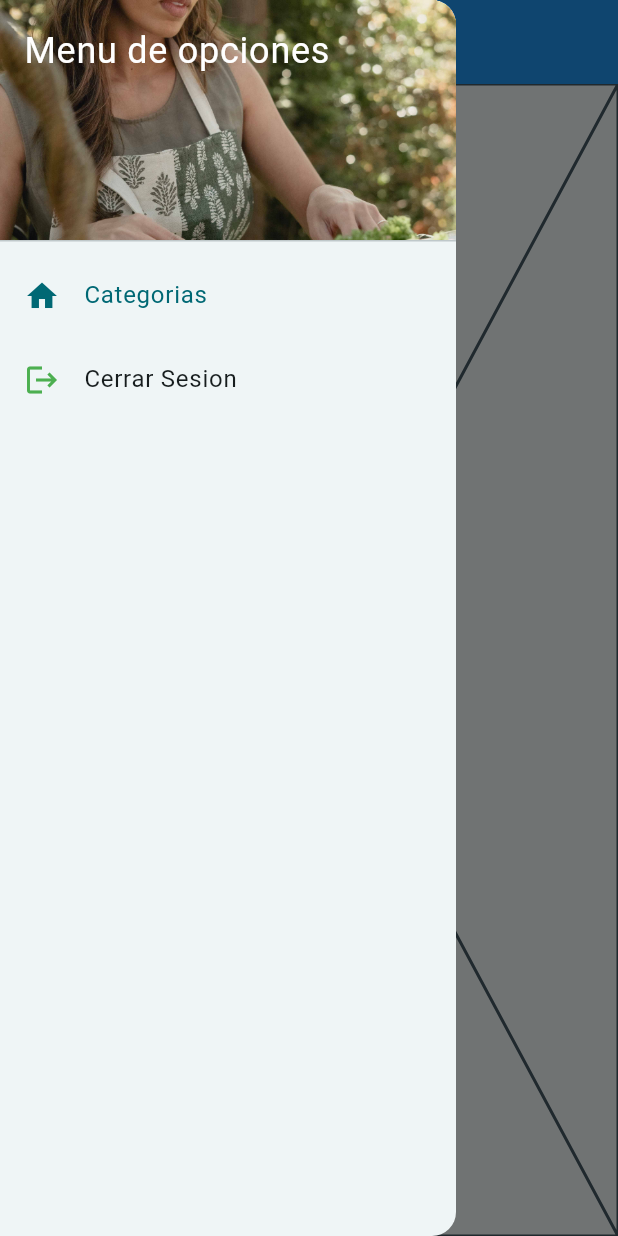
After one commit to arlysanchez/FlutterGp2, a Flutter app: the AdminHomePage screen opened by its route, in the side drawer, after a tap on "Categorias", on a phone screen of 412 x 824 dp. The commit adds this screen. Run offline on Flutter 3.47's test engine with Material 3 defaults, Android fonts, the phone set to English and light mode, and no system bars; our stand-ins replace equatable, flutter_bloc, fluttertoast, get_it, injectable, shared_preferences; accounts and stored records are empty.

Commit message:
creamos el home de admin

```diff
--- a/lib/main.dart
+++ b/lib/main.dart
@@ -3,6 +3,7 @@ import 'package:flutter_bloc/flutter_bloc.dart';
 import 'package:fluttertoast/fluttertoast.dart';
 import 'package:shopy_file_gp2/injection.dart';
 import 'package:shopy_file_gp2/src/presentation/pages/BlocProvider.dart';
+import 'package:shopy_file_gp2/src/presentation/pages/admin/home/AdminHomePage.dart';
 import 'package:shopy_file_gp2/src/presentation/pages/auth/login/LoginPage.dart';
 import 'package:shopy_file_gp2/src/presentation/pages/auth/register/RegisterPage.dart';
 import 'package:shopy_file_gp2/src/presentation/pages/client/home/ClientHomePage.dart';
@@ -34,6 +35,7 @@ class MyApp extends StatelessWidget {
         'login': (BuildContext context) => LoginPage(),
         'register': (BuildContext context) => RegisterPage(),
         'client/home':(BuildContext context) =>ClientHomePage(),
+        'admin/home':(BuildContext context) =>AdminHomePage(),
       },
     ),
     );
--- a/lib/src/presentation/pages/BlocProvider.dart
+++ b/lib/src/presentation/pages/BlocProvider.dart
@@ -1,6 +1,7 @@
 import 'package:flutter_bloc/flutter_bloc.dart';
 import 'package:shopy_file_gp2/injection.dart';
 import 'package:shopy_file_gp2/src/domain/useCases/auth/AuthUseCases.dart';
+import 'package:shopy_file_gp2/src/presentation/pages/admin/home/bloc/AdminHomeBloc.dart';
 import 'package:shopy_file_gp2/src/presentation/pages/auth/login/bloc/LoginBloc.dart';
 import 'package:shopy_file_gp2/src/presentation/pages/auth/login/bloc/LoginEvent.dart';
 import 'package:shopy_file_gp2/src/presentation/pages/auth/register/bloc/RegisterBloc.dart';
@@ -16,5 +17,7 @@ BlocProvider<RegisterBloc>(
  BlocProvider<ClientHomeBloc>(
       create: (context) => ClientHomeBloc(locator<AuthUseCases>())),
 
+ BlocProvider<AdminHomeBloc>(
+      create: (context) => AdminHomeBloc(locator<AuthUseCases>())),
 
 ];
--- /dev/null
+++ b/lib/src/presentation/pages/admin/category/list/AdminCategoryListPage.dart
@@ -0,0 +1,15 @@
+import 'package:flutter/material.dart';
+
+class AdminCategoryListPage extends StatefulWidget {
+  const AdminCategoryListPage({super.key});
+
+  @override
+  State<AdminCategoryListPage> createState() => _AdminCategoryListPageState();
+}
+
+class _AdminCategoryListPageState extends State<AdminCategoryListPage> {
+  @override
+  Widget build(BuildContext context) {
+    return const Placeholder();
+  }
+}
--- a/lib/src/presentation/pages/client/home/ClientHomePage.dart
+++ b/lib/src/presentation/pages/admin/home/AdminHomePage.dart
@@ -1,36 +1,36 @@
 import 'package:flutter/material.dart';
 import 'package:flutter_bloc/flutter_bloc.dart';
 import 'package:shopy_file_gp2/main.dart';
-import 'package:shopy_file_gp2/src/presentation/pages/client/category/list/ClientCategoryListPage.dart';
-import 'package:shopy_file_gp2/src/presentation/pages/client/home/bloc/ClientHomeBloc.dart';
-import 'package:shopy_file_gp2/src/presentation/pages/client/home/bloc/ClientHomeEvent.dart';
-import 'package:shopy_file_gp2/src/presentation/pages/client/home/bloc/ClientHomeState.dart';
+import 'package:shopy_file_gp2/src/presentation/pages/admin/category/list/AdminCategoryListPage.dart';
+import 'package:shopy_file_gp2/src/presentation/pages/admin/home/bloc/AdminHomeBloc.dart';
+import 'package:shopy_file_gp2/src/presentation/pages/admin/home/bloc/AdminHomeEvent.dart';
+import 'package:shopy_file_gp2/src/presentation/pages/admin/home/bloc/AdminHomeState.dart';
 
-class ClientHomePage extends StatefulWidget {
-  const ClientHomePage({super.key});
+class AdminHomePage extends StatefulWidget {
+  const AdminHomePage({super.key});
 
   @override
-  State<ClientHomePage> createState() => _ClientHomePageState();
+  State<AdminHomePage> createState() => _AdminHomePageState();
 }
 
-class _ClientHomePageState extends State<ClientHomePage> {
-  ClientHomeBloc? _bloc;
+class _AdminHomePageState extends State<AdminHomePage> {
+  AdminHomeBloc? _bloc;
 
   List<Widget> pageList = <Widget>[
-   ClientCategoryListPage()
+   AdminCategoryListPage(),
 
 
   ];
 
   @override
   Widget build(BuildContext context) {
-    _bloc = BlocProvider.of<ClientHomeBloc>(context);
+    _bloc = BlocProvider.of<AdminHomeBloc>(context);
     return Scaffold(
       appBar: AppBar(
         title: Text('Home'),
-        backgroundColor: Colors.green,
+        backgroundColor: Colors.blue,
       ),
-      drawer : BlocBuilder<ClientHomeBloc,ClientHomeState>(
+      drawer : BlocBuilder<AdminHomeBloc,AdminHomeState>(
         builder: (context,state){
       return Drawer(
         child: ListView(
@@ -55,7 +55,7 @@ class _ClientHomePageState extends State<ClientHomePage> {
               title: Text('Categorias'),
               selected: state.pageIndex == 0,
               onTap: () {
-                _bloc?.add(ClientChangeDrawerPage(pageIndex: 0));
+                _bloc?.add(AdminChangeDrawerPage(pageIndex: 0));
               },
             ),
             ListTile(
@@ -63,7 +63,7 @@ class _ClientHomePageState extends State<ClientHomePage> {
               iconColor: Colors.green,
               title: Text('Cerrar Sesion'),
               onTap: () {
-                _bloc?.add(ClientLogout());
+                _bloc?.add(AdminLogout());
                 Navigator.pushAndRemoveUntil(
                   context,
                   MaterialPageRoute(builder: (context) => MyApp()),
@@ -76,7 +76,7 @@ class _ClientHomePageState extends State<ClientHomePage> {
       );
     }
       ),
-    body:BlocBuilder<ClientHomeBloc, ClientHomeState>(
+    body:BlocBuilder<AdminHomeBloc, AdminHomeState>(
      builder: (context, state){
       return pageList[state.pageIndex];
      }
--- /dev/null
+++ b/lib/src/presentation/pages/admin/home/bloc/AdminHomeBloc.dart
@@ -0,0 +1,31 @@
+import 'package:flutter_bloc/flutter_bloc.dart';
+import 'package:shopy_file_gp2/src/domain/useCases/auth/AuthUseCases.dart';
+import 'package:shopy_file_gp2/src/presentation/pages/admin/home/bloc/AdminHomeEvent.dart';
+import 'package:shopy_file_gp2/src/presentation/pages/admin/home/bloc/AdminHomeState.dart';
+
+class AdminHomeBloc extends Bloc<AdminHomeEvent, AdminHomeState> {
+
+ AuthUseCases authUseCases;
+
+
+  AdminHomeBloc(this.authUseCases):super(AdminHomeState()){
+   on<AdminLogout> (_onAdminLogout);
+   on<AdminChangeDrawerPage> (_onAdminChangeDrawerPage);
+  }
+
+  Future<void> _onAdminLogout(AdminLogout event, Emitter <AdminHomeState> emit) async {
+   await authUseCases.logout.run();
+  }
+
+  Future<void> _onAdminChangeDrawerPage(AdminChangeDrawerPage event, Emitter <AdminHomeState> emit) async {
+   emit(
+    state.copyWith(
+      pageIndex: event.pageIndex
+    )
+   );
+  }
+
+
+
+
+}
--- /dev/null
+++ b/lib/src/presentation/pages/admin/home/bloc/AdminHomeEvent.dart
@@ -0,0 +1,21 @@
+import 'package:equatable/equatable.dart';
+
+abstract class AdminHomeEvent extends Equatable {
+const AdminHomeEvent();
+
+@override
+  List<Object?> get props => [];
+
+}
+
+class AdminChangeDrawerPage extends AdminHomeEvent{
+  final int pageIndex;
+  const AdminChangeDrawerPage({ required this.pageIndex});
+  @override
+  List<Object?> get props => [pageIndex];
+}
+
+class AdminLogout extends AdminHomeEvent{
+  const  AdminLogout();
+
+}
--- /dev/null
+++ b/lib/src/presentation/pages/admin/home/bloc/AdminHomeState.dart
@@ -0,0 +1,21 @@
+import 'package:equatable/equatable.dart';
+
+class AdminHomeState extends Equatable {
+
+final int pageIndex;
+const AdminHomeState ({
+  this.pageIndex = 0
+});
+
+AdminHomeState copyWith({
+int? pageIndex
+
+}){
+  return AdminHomeState (pageIndex: pageIndex ?? this.pageIndex);
+}
+
+  @override
+  List<Object?> get props => [pageIndex];
+
+
+}
--- a/lib/src/presentation/pages/auth/login/LoginPage.dart
+++ b/lib/src/presentation/pages/auth/login/LoginPage.dart
@@ -43,7 +43,7 @@ class _LoginPageState extends State<LoginPage> {
           WidgetsBinding.instance.addPostFrameCallback((timeStamp) {
             Navigator.pushNamedAndRemoveUntil(
                 context,
-                'client/home',
+                'admin/home',
                 (route) =>
                     false); //enviar a la pagina de roles, despues de guardar el usuario
           });
--- a/pubspec.yaml
+++ b/pubspec.yaml
@@ -45,7 +45,7 @@ dependencies:
   shared_preferences: ^2.3.2
   image_picker: ^1.1.2
   path: ^1.9.0
-  http_parser: ^4.1.0
+  http_parser: ^4.0.2
 
 dev_dependencies:
   flutter_test:
```
Also changed, not shown: pubspec.lock.
